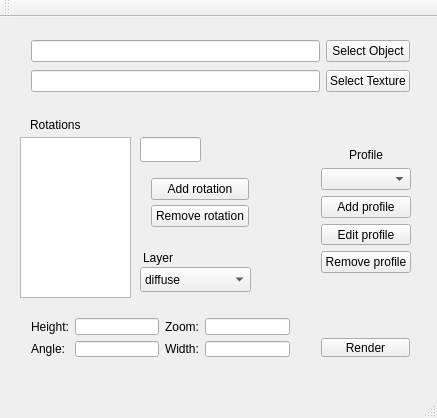
This is mainwindow.ui in supernugy/Awesome2DGui as Qt 5 draws it before an edit. The edited form follows.
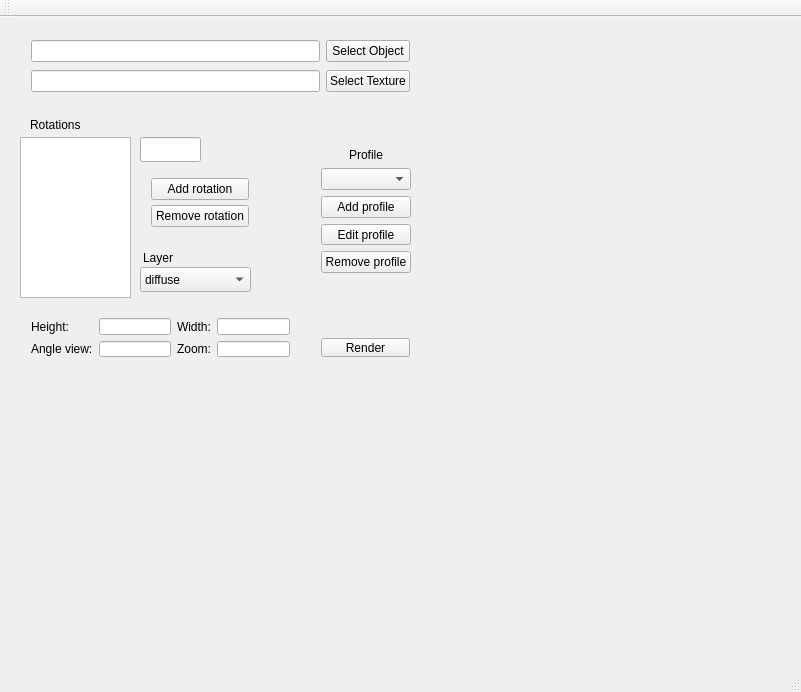
This is the edited form.

What changed in the file:
```diff
--- a/mainwindow.ui
+++ b/mainwindow.ui
@@ -6,8 +6,8 @@
    <rect>
     <x>0</x>
     <y>0</y>
-    <width>437</width>
-    <height>418</height>
+    <width>801</width>
+    <height>692</height>
    </rect>
   </property>
   <property name="minimumSize">
@@ -62,6 +62,13 @@
      </rect>
     </property>
     <layout class="QGridLayout" name="gridLayout_2">
+     <item row="0" column="1">
+      <widget class="QLabel" name="label_3">
+       <property name="text">
+        <string>Height:</string>
+       </property>
+      </widget>
+     </item>
      <item row="0" column="2">
       <widget class="QLineEdit" name="heightLineEdit">
        <property name="inputMask">
@@ -69,6 +76,13 @@
        </property>
       </widget>
      </item>
+     <item row="1" column="1">
+      <widget class="QLabel" name="label_4">
+       <property name="text">
+        <string>Angle view:</string>
+       </property>
+      </widget>
+     </item>
      <item row="1" column="2">
       <widget class="QLineEdit" name="angleLineEdit">
        <property name="inputMask">
@@ -76,48 +90,34 @@
        </property>
       </widget>
      </item>
-     <item row="1" column="3">
+     <item row="0" column="3">
       <widget class="QLabel" name="label_2">
        <property name="text">
         <string>Width:</string>
        </property>
       </widget>
      </item>
-     <item row="0" column="1">
-      <widget class="QLabel" name="label_3">
-       <property name="text">
-        <string>Height:</string>
-       </property>
-      </widget>
-     </item>
-     <item row="1" column="1">
-      <widget class="QLabel" name="label_4">
-       <property name="text">
-        <string>Angle:</string>
-       </property>
-      </widget>
-     </item>
-     <item row="0" column="3">
-      <widget class="QLabel" name="label_5">
-       <property name="text">
-        <string>Zoom:</string>
-       </property>
-      </widget>
-     </item>
      <item row="0" column="4">
-      <widget class="QLineEdit" name="zoomLineEdit">
-       <property name="inputMask">
-        <string/>
-       </property>
-      </widget>
-     </item>
-     <item row="1" column="4">
       <widget class="QLineEdit" name="widthLineEdit">
        <property name="inputMask">
         <string/>
        </property>
       </widget>
      </item>
+     <item row="1" column="4">
+      <widget class="QLineEdit" name="zoomLineEdit">
+       <property name="inputMask">
+        <string/>
+       </property>
+      </widget>
+     </item>
+     <item row="1" column="3">
+      <widget class="QLabel" name="label_5">
+       <property name="text">
+        <string>Zoom:</string>
+       </property>
+      </widget>
+     </item>
     </layout>
    </widget>
    <widget class="QWidget" name="verticalLayoutWidget">
@@ -298,7 +298,7 @@
     <rect>
      <x>0</x>
      <y>0</y>
-     <width>437</width>
+     <width>801</width>
      <height>25</height>
     </rect>
    </property>
```
